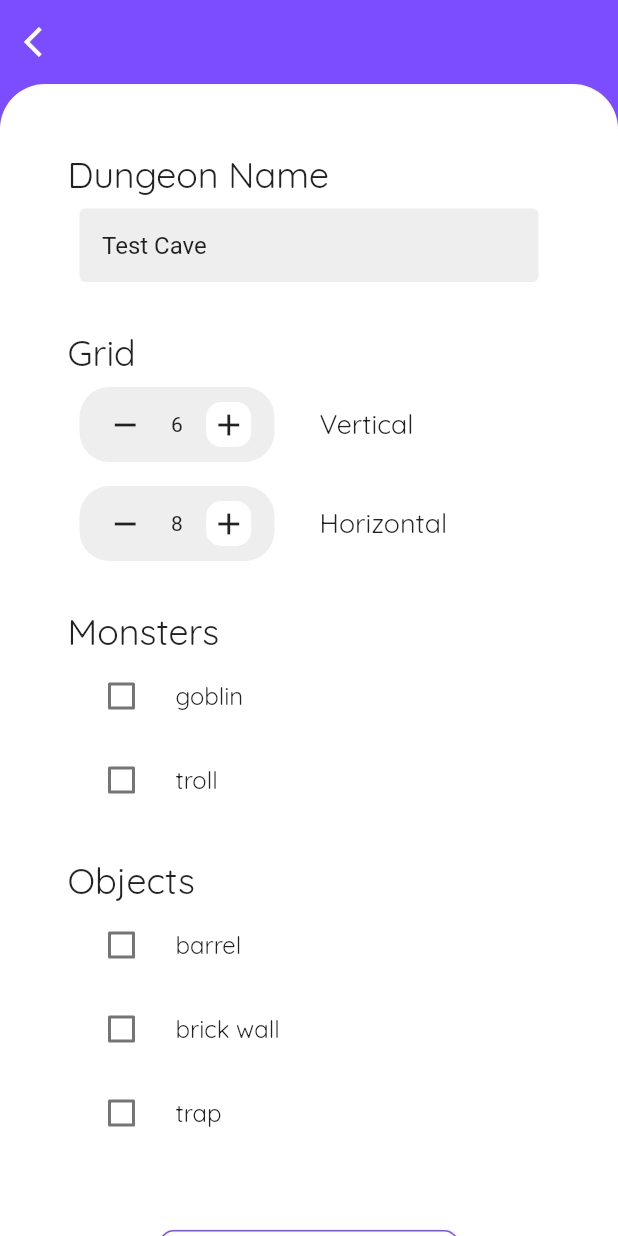
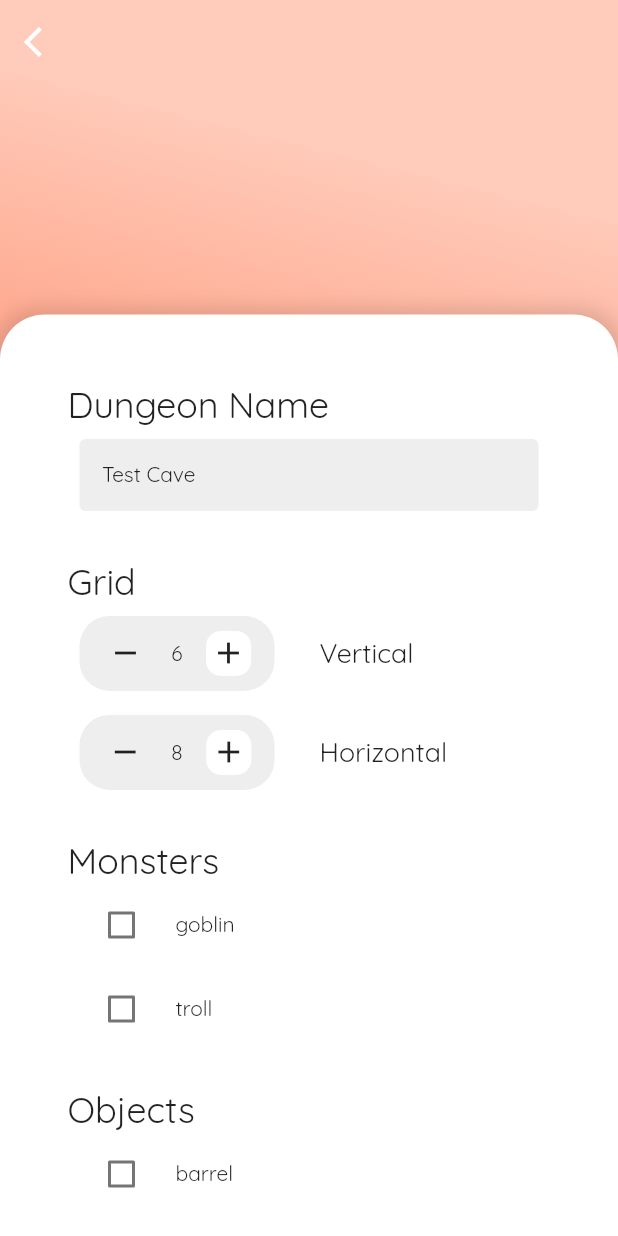
Before and after one commit to naunow/RandomDungeonGenerator, a Flutter app: the screen it shows after launch, on a phone screen of 412 x 824 dp. Run offline on Flutter 3.47's test engine with Material 2 defaults, Android fonts, the phone set to English and light mode, and no system bars.

Commit message:
- added DraggableScrollableSheet. - created default TextStyle function. - created dungeon page.

```diff
--- /dev/null
+++ b/lib/dungeon.dart
@@ -0,0 +1,34 @@
+import 'package:flutter/material.dart';
+
+class DungeonPage extends StatelessWidget {
+  @override
+  Widget build(BuildContext context) {
+    return Container(
+      decoration: BoxDecoration(
+        gradient: LinearGradient(
+          begin: Alignment.topCenter,
+          end: Alignment.bottomLeft,
+          stops: [0.1, 0.3, 0.6, 0.9],
+          colors: [
+            Colors.deepOrange[100],
+            Colors.deepOrange[200],
+            Colors.pink[200],
+            Colors.deepPurpleAccent[100],
+          ],
+        ),
+      ),
+      child: Scaffold(
+          backgroundColor: Colors.transparent,
+          appBar: AppBar(
+            leading: IconButton(
+              onPressed: () {},
+              icon: Icon(Icons.arrow_back_ios),
+              color: Colors.white,
+            ),
+            backgroundColor: Colors.transparent,
+            elevation: 0.0,
+          ),
+          body: Text('dungeon Page')),
+    );
+  }
+}
--- a/lib/main.dart
+++ b/lib/main.dart
@@ -1,4 +1,5 @@
 import 'package:flutter/material.dart';
+import 'dungeon.dart';
 
 void main() => runApp(MyApp());
 
@@ -45,8 +46,22 @@ class _NewDungeonState extends State<NewDungeon> {
 
   @override
   Widget build(BuildContext context) {
-    return Scaffold(
-      backgroundColor: Colors.deepPurpleAccent,
+    return Container(
+      decoration: BoxDecoration(
+        gradient: LinearGradient(
+          begin: Alignment.topCenter,
+          end: Alignment.bottomLeft,
+          stops: [0.1, 0.3, 0.6, 0.9],
+          colors: [
+            Colors.deepOrange[100],
+            Colors.deepOrange[200],
+            Colors.pink[200],
+            Colors.deepPurpleAccent[100],
+          ],
+        ),
+      ),
+      child: Scaffold(
+        backgroundColor: Colors.transparent,
         appBar: AppBar(
           leading: IconButton(
             onPressed: () {},
@@ -56,17 +71,35 @@ class _NewDungeonState extends State<NewDungeon> {
           backgroundColor: Colors.transparent,
           elevation: 0.0,
         ),
-      body: Container(
+        body: DraggableScrollableSheet(
+          initialChildSize: 0.8,
+          minChildSize: 0.4,
+          maxChildSize: 1.0,
+          builder: (BuildContext context, myScrollController){
+            return Container(
               decoration: BoxDecoration(
+                boxShadow: [
+                  BoxShadow(
+                    color: Colors.black12,
+                    spreadRadius: 4,
+                    blurRadius: 10,
+                  )
+                ],
                 borderRadius: BorderRadius.only(
-              topRight: Radius.circular(30.0), topLeft: Radius.circular(30.0)),
+                    topRight: Radius.circular(30.0),
+                    topLeft: Radius.circular(30.0)),
                 color: Colors.white,
               ),
-        child: ListView(
+              child: ListView.builder(
+                controller: myScrollController,
+                itemCount: 1,
                 padding: EdgeInsets.all(45.0),
-          children: <Widget>[
-            dungeonContainer(context),
-          ],
+                itemBuilder: (BuildContext context, int index){
+                  return dungeonContainer(context);
+                },
+              ),
+            );
+          },
         ),
       ),
     );
@@ -96,14 +129,17 @@ class _NewDungeonState extends State<NewDungeon> {
             child: RaisedButton(
               child: Text(
                 "CREATE",
-                style: TextStyle(fontFamily: 'Quicksand', fontSize: 18),
+                style: quicksand(fontSize: 18.0),
               ),
               color: Colors.white,
               shape: OutlineInputBorder(
                 borderSide: BorderSide(color: Colors.deepPurpleAccent),
                 borderRadius: BorderRadius.all(Radius.circular(10.0)),
               ),
-              onPressed: () {},
+              onPressed: () {
+                Navigator.push(this.context,
+                    MaterialPageRoute(builder: (context) => DungeonPage()));
+              },
               splashColor: Colors.deepPurpleAccent,
             ),
           ),
@@ -122,7 +158,7 @@ class _NewDungeonState extends State<NewDungeon> {
         alignment: AlignmentDirectional.topStart,
         child: Text(
           labelText,
-          style: TextStyle(fontSize: 24, fontFamily: 'Quicksand'),
+          style: quicksand(fontSize: 24.0),
           textAlign: TextAlign.left,
         ));
   }
@@ -135,6 +171,7 @@ class _NewDungeonState extends State<NewDungeon> {
       padding: const EdgeInsets.all(8.0),
       child: TextField(
         controller: new TextEditingController(text: dungeonName),
+        style: quicksand(),
         decoration: InputDecoration(
             contentPadding: EdgeInsets.all(15.0),
             fillColor: Colors.grey[200],
@@ -168,7 +205,7 @@ class _NewDungeonState extends State<NewDungeon> {
             padding: const EdgeInsets.only(left: 30.0),
             child: Text(
               labelText,
-              style: TextStyle(fontFamily: 'Quicksand', fontSize: 18),
+              style: quicksand(fontSize: 18.0),
             ),
           ),
         ],
@@ -178,17 +215,61 @@ class _NewDungeonState extends State<NewDungeon> {
 
   /// Monster Check List
   Container monsterCheckList() {
+    createMonsterCheckBoxList() {
+      var list = List<Widget>();
+      for (var monster in dungeonData.monsterList) {
+        var tile = CheckboxListTile(
+          value: monster.checked,
+          activeColor: Colors.deepPurpleAccent,
+          title: Text(
+            monster.monsterName,
+            style: quicksand(),
+          ),
+          controlAffinity: ListTileControlAffinity.leading,
+          onChanged: (bool value) {
+            setState(() {
+              monster.checked = value;
+            });
+          },
+        );
+        list.add(tile);
+      }
+      return list;
+    }
+
     return Container(
       child: Column(
-        children: createMonsterCheckBoxList(dungeonData.monsterList),
+        children: createMonsterCheckBoxList(),
       ),
     );
   }
 
   Container objectsCheckList() {
+    createObjectCheckBoxList() {
+      var list = List<Widget>();
+      for (var object in dungeonData.objectList) {
+        var tile = CheckboxListTile(
+          value: object.checked,
+          activeColor: Colors.deepPurpleAccent,
+          title: Text(
+            object.objectName,
+            style: quicksand(),
+          ),
+          controlAffinity: ListTileControlAffinity.leading,
+          onChanged: (bool value) {
+            setState(() {
+              object.checked = value;
+            });
+          },
+        );
+        list.add(tile);
+      }
+      return list;
+    }
+
     return Container(
       child: Column(
-        children: createObjectCheckBoxList(dungeonData.objectList),
+        children: createObjectCheckBoxList(),
       ),
     );
   }
@@ -218,7 +299,10 @@ class _NewDungeonState extends State<NewDungeon> {
             ),
           ),
         ),
-        Text(dungeonData.vertical.toString()),
+        Text(
+          dungeonData.vertical.toString(),
+          style: quicksand(),
+        ),
         InkWell(
           onTap: () {
             setState(() {
@@ -262,7 +346,10 @@ class _NewDungeonState extends State<NewDungeon> {
             ),
           ),
         ),
-        Text(dungeonData.horizontal.toString()),
+        Text(
+          dungeonData.horizontal.toString(),
+          style: quicksand(),
+        ),
         InkWell(
           onTap: () {
             setState(() {
@@ -285,49 +372,13 @@ class _NewDungeonState extends State<NewDungeon> {
     );
   }
 
-  /// Monster List
-  createMonsterCheckBoxList(List<Monster> monsterList) {
-    var list = List<Widget>();
-    for (var monster in monsterList) {
-      var tile = CheckboxListTile(
-        value: monster.checked,
-        activeColor: Colors.deepPurpleAccent,
-        title: Text(
-          monster.monsterName,
-          style: TextStyle(fontFamily: 'Quicksand'),
-        ),
-        controlAffinity: ListTileControlAffinity.leading,
-        onChanged: (bool value) {
-          setState(() {
-            monster.checked = value;
-          });
-        },
+  /// Default Text Style
+  quicksand({double fontSize: 14.0}) {
+
+    return TextStyle(
+      fontFamily: 'Quicksand',
+      fontSize: fontSize,
     );
-      list.add(tile);
-    }
-    return list;
-  }
-
-  createObjectCheckBoxList(List<Object> objectList) {
-    var list = List<Widget>();
-    for (var object in objectList) {
-      var tile = CheckboxListTile(
-        value: object.checked,
-        activeColor: Colors.deepPurpleAccent,
-        title: Text(
-          object.objectName,
-          style: TextStyle(fontFamily: 'Quicksand'),
-        ),
-        controlAffinity: ListTileControlAffinity.leading,
-        onChanged: (bool value) {
-          setState(() {
-            object.checked = value;
-          });
-        },
-      );
-      list.add(tile);
-    }
-    return list;
   }
 }
 
```
Lines whose indentation alone changed are shown as unchanged.
